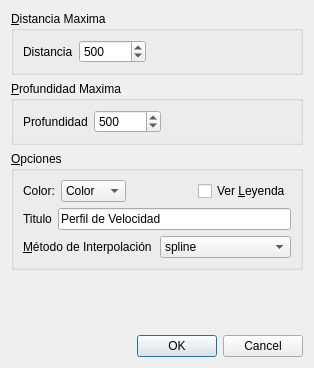
Before: the Qt Designer form Dialogs/modelparams.ui in edvelezg/viper-sugui, drawn with Qt 5.
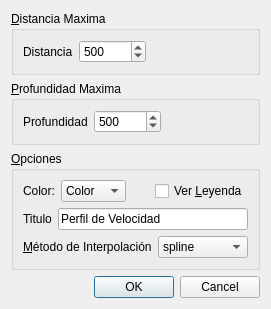
After: the same form once the commit is applied.

Diff of the .ui file:
```diff
--- a/Dialogs/modelparams.ui
+++ b/Dialogs/modelparams.ui
@@ -8,8 +8,8 @@
    <rect>
     <x>0</x>
     <y>0</y>
-    <width>314</width>
-    <height>368</height>
+    <width>271</width>
+    <height>279</height>
    </rect>
   </property>
   <property name="windowTitle" >
@@ -222,19 +222,6 @@
      </layout>
     </widget>
    </item>
-   <item>
-    <spacer name="verticalSpacer" >
-     <property name="orientation" >
-      <enum>Qt::Vertical</enum>
-     </property>
-     <property name="sizeHint" stdset="0" >
-      <size>
-       <width>20</width>
-       <height>40</height>
-      </size>
-     </property>
-    </spacer>
-   </item>
    <item>
     <widget class="QDialogButtonBox" name="buttonBox" >
      <property name="standardButtons" >
```
